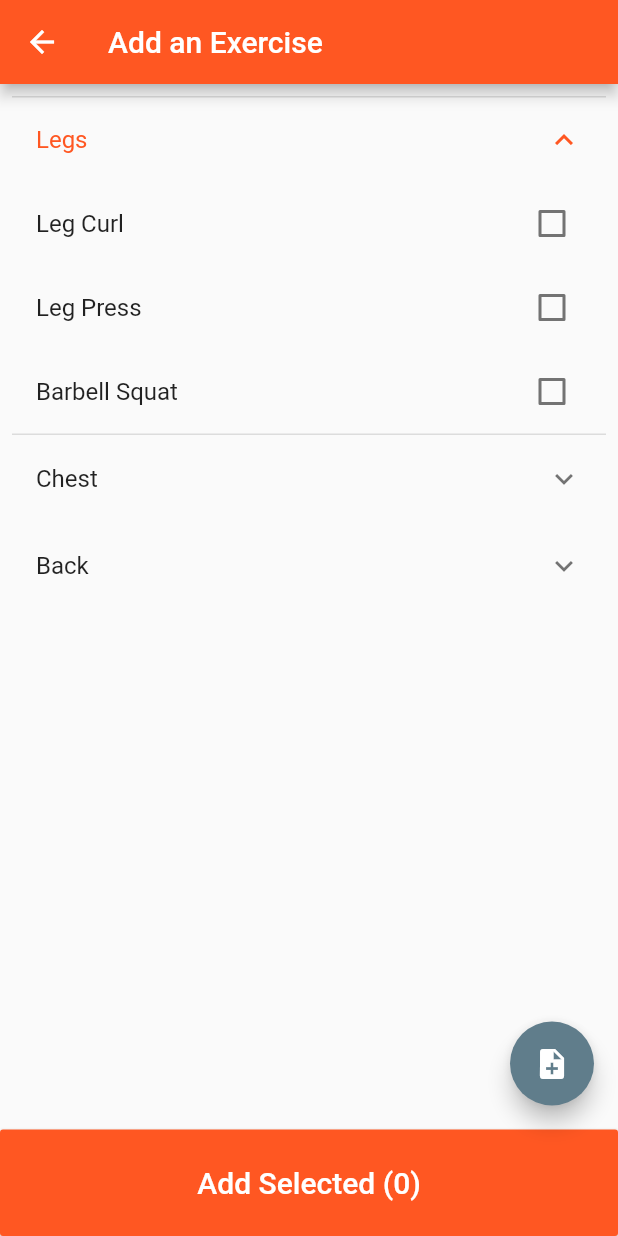
After one commit to javglex/power_log, a Flutter app: the AddExercisePage screen opened directly, after a tap on "Legs", on a phone screen of 412 x 824 dp. The commit adds this screen. Run offline on Flutter 3.47's test engine with Material 2 defaults, Android fonts, the phone set to English and light mode, and no system bars.

Commit message:
Added 'Add an exercise' page to start thinking about how to best display items and construct the item's model. You can access this page by visiting 'add a workout' page and tapping the 'Add Exercise' button.
+ Includes categorized list of example workouts, user is able to select multiple workout for selection.

+ 'Add Selected' button includes number of selected exercises.

```diff
--- /dev/null
+++ b/lib/pages/AddExercisePage.dart
@@ -0,0 +1,171 @@
+
+import 'package:flutter/material.dart';
+
+class AddExercisePage extends StatefulWidget {
+
+  @override
+  _AddExercisePage createState() => _AddExercisePage();
+}
+
+
+class _AddExercisePage extends State<AddExercisePage> {
+  Map<String, bool> _selectionMap = {};
+  List<dynamic> selectedExercises = [];
+
+  var exerciseList = [
+    {
+      "services": [
+        {
+          "service_group_id": 22,
+          "service_category": "W",
+          "name": "Leg Curl",
+          "id": 229
+        },        {
+          "service_group_id": 22,
+          "service_category": "W",
+          "name": "Leg Press",
+          "id": 229
+        },        {
+          "service_group_id": 22,
+          "service_category": "W",
+          "name": "Barbell Squat",
+          "id": 229
+        },
+      ],
+      "name": "Legs",
+      "is_active": false,
+      "id": 22
+    },
+    {
+      "services": [
+        {
+          "service_group_id": 22,
+          "service_category": "B",
+          "name": "Barbell Bench Press",
+          "id": 228
+        },
+        {
+          "service_group_id": 22,
+          "service_category": "W",
+          "name": "Dumbell Bench Press",
+          "id": 229
+        },        {
+          "service_group_id": 22,
+          "service_category": "W",
+          "name": "Smartbell Bench Press",
+          "id": 229
+        },        {
+          "service_group_id": 22,
+          "service_category": "W",
+          "name": "Barbell Floor Press",
+          "id": 229
+        },        {
+          "service_group_id": 22,
+          "service_category": "W",
+          "name": "Incline Barbell Bench Press",
+          "id": 229
+        },
+      ],
+      "name": "Chest",
+      "is_active": false,
+      "id": 22
+    },
+    {
+      "services": [
+        {
+          "service_group_id": 19,
+          "service_category": "B",
+          "name": "Barbell Deadlist",
+          "id": 193
+        },
+        {
+          "service_group_id": 19,
+          "service_category": "B",
+          "name": "Barbell Row",
+          "id": 194
+        },
+        {
+          "service_group_id": 19,
+          "service_category": "B",
+          "name": "Rack Pull",
+          "id": 194
+        },
+        {
+          "service_group_id": 19,
+          "service_category": "B",
+          "name": "Lat Pulldown",
+          "id": 194
+        }
+      ],
+      "name": "Back",
+      "is_active": false,
+      "id": 19
+    }
+  ];
+
+  @override
+  Widget build(BuildContext context) {
+    return Scaffold(
+        appBar: AppBar(
+          title: Text("Add an Exercise"),
+        ),
+        body: Center(
+            child: ListView.builder(
+              shrinkWrap: false,
+              padding: const EdgeInsets.all(8.0),
+              itemCount: exerciseList.length,
+              itemBuilder: (BuildContext context, int index) {
+                var item = exerciseList[index]; // should be outside build function
+                List items = item['services']; // should be outside build function
+                return ExpansionTile(
+                  title: Text(item['name']),
+                  children: List.generate(items.length, (i) {
+                    _selectionMap[items[i]['name']] =
+                        _selectionMap[items[i]['name']] ?? item['is_active'];
+                    return CheckboxListTile(
+                      title: Text(items[i]['name']),
+                      value: _selectionMap[items[i]['name']],
+                      onChanged: (val) {
+                        setState(() {
+                          _selectionMap[items[i]['name']] = val;
+                          _updateList();
+                        });
+                      },
+                    );
+                  }),
+                );
+              },
+            )),
+        floatingActionButton: FloatingActionButton(
+            onPressed: ()=>{},
+            child: Icon(Icons.note_add),
+            backgroundColor: Colors.blueGrey
+        ),
+      bottomNavigationBar:  RaisedButton(
+        color: Colors.deepOrange,
+        splashColor: Colors.yellow[200],
+        animationDuration: Duration(seconds: 1),
+        child: Padding(
+          padding: const EdgeInsets.only(
+              top: 24.0, left: 32.0, right: 32.0, bottom: 24.0),
+          child: Text(
+            "Add Selected ("+selectedExercises.length.toString()+")",
+            style: TextStyle(fontSize: 20, color: Colors.white),
+          ),
+        ),
+        onPressed: _sendList,
+      )
+    );
+  }
+
+  void _updateList(){
+    selectedExercises =  (Map.from(_selectionMap)..removeWhere((k, v) => v==false)).keys.toList();
+
+  }
+
+  void _sendList(){
+    print(selectedExercises);
+    Navigator.pop(context);
+  }
+
+}
--- a/lib/pages/CreateWorkoutPage.dart
+++ b/lib/pages/CreateWorkoutPage.dart
@@ -1,6 +1,7 @@
 import 'package:flutter/material.dart';
 import 'package:flutter/services.dart';
 import 'package:power_log/common/exercise_row.dart';
+import 'package:power_log/pages/AddExercisePage.dart';
 
 class CreateWorkoutPage extends StatefulWidget {
   @override
@@ -93,7 +94,7 @@ class _CreateWorkoutPage extends State<CreateWorkoutPage> {
                       style: TextStyle(fontSize: 20, color: Colors.white),
                     ),
                   ),
-                  onPressed: () {},
+                  onPressed: _addExercisePage,
                 ),
               )
             ]),
@@ -118,4 +119,13 @@ class _CreateWorkoutPage extends State<CreateWorkoutPage> {
         dateTxt.text = selectedDate.toIso8601String();
       });
   }
+
+
+  void _addExercisePage(){
+    print("_addExercisePage..");
+    Navigator.push(
+      context,
+      MaterialPageRoute(builder: (context) => AddExercisePage()),
+    );
+  }
 }
```
